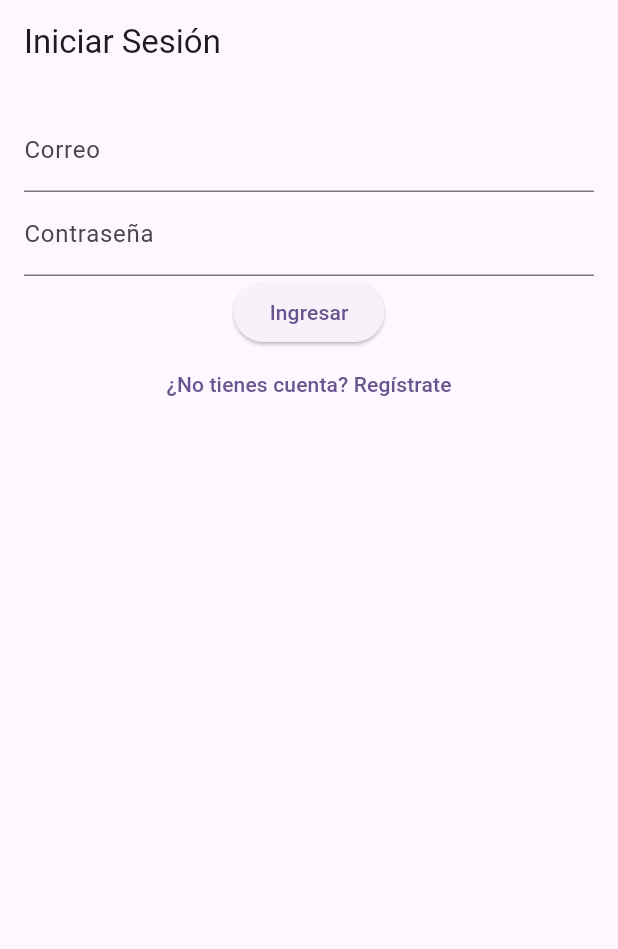
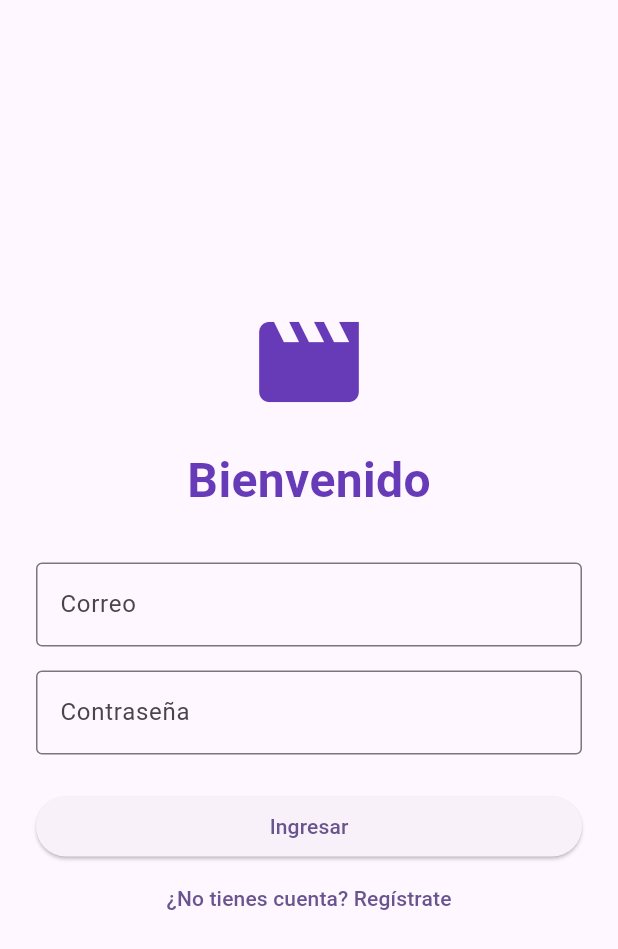
Before and after one commit to MiriamBec/actividad3.7, a Flutter app: the screen it shows after launch, on a phone screen of 412 x 824 dp. Shown: the top 949 px of the screen. Run offline on Flutter 3.47's test engine with Material 3 defaults, Android fonts, the phone set to English and light mode, and no system bars; our stand-ins replace cloud_firestore, firebase_auth, firebase_core; accounts and stored records are empty.

Commit message:
modificaciones finales

```diff
--- a/lib/login_page.dart
+++ b/lib/login_page.dart
@@ -1,19 +1,19 @@
 import 'package:flutter/material.dart';
 import 'package:firebase_auth/firebase_auth.dart';
-import 'register_page.dart';
+// import 'register_page.dart';
 
 class LoginPage extends StatelessWidget {
+  LoginPage({super.key});
   final TextEditingController emailController = TextEditingController();
   final TextEditingController passwordController = TextEditingController();
 
   void login(BuildContext context) async {
     try {
       await FirebaseAuth.instance.signInWithEmailAndPassword(
-        email: emailController.text,
-        password: passwordController.text,
+        email: emailController.text.trim(),
+        password: passwordController.text.trim(),
       );
-      // Aquí navegas a la pantalla de catálogo
-      Navigator.pushReplacementNamed(context, '/catalogo');
+      // NO Navigator.push…: AuthGate detecta el cambio y muestra CatalogoPage.
     } catch (e) {
       ScaffoldMessenger.of(
         context,
@@ -24,34 +24,66 @@ class LoginPage extends StatelessWidget {
   @override
   Widget build(BuildContext context) {
     return Scaffold(
-      appBar: AppBar(title: Text('Iniciar Sesión')),
-      body: Padding(
-        padding: EdgeInsets.all(16.0),
+      // Para centrar todo verticalmente:
+      body: Center(
+        child: SingleChildScrollView(
+          padding: const EdgeInsets.symmetric(horizontal: 24),
           child: Column(
+            mainAxisSize: MainAxisSize.min,
             children: [
+              const Icon(
+                Icons.movie, // Ícono de película
+                size: 80,
+                color: Colors.deepPurple,
+              ),
+              const SizedBox(height: 16),
+              const Text(
+                'Bienvenido',
+                style: TextStyle(
+                  fontSize: 32,
+                  fontWeight: FontWeight.bold,
+                  color: Colors.deepPurple,
+                ),
+              ),
+              const SizedBox(height: 32),
+
+              // Campos de correo y contraseña
               TextField(
                 controller: emailController,
-              decoration: InputDecoration(labelText: 'Correo'),
+                decoration: const InputDecoration(
+                  labelText: 'Correo',
+                  border: OutlineInputBorder(),
                 ),
+              ),
+              const SizedBox(height: 16),
               TextField(
                 controller: passwordController,
-              decoration: InputDecoration(labelText: 'Contraseña'),
+                decoration: const InputDecoration(
+                  labelText: 'Contraseña',
+                  border: OutlineInputBorder(),
+                ),
                 obscureText: true,
               ),
-            ElevatedButton(
+              const SizedBox(height: 24),
+
+              // Botón de login
+              SizedBox(
+                width: double.infinity,
+                child: ElevatedButton(
                   onPressed: () => login(context),
-              child: Text('Ingresar'),
+                  child: const Text('Ingresar'),
                 ),
+              ),
+
+              // Enlace a registro
               TextButton(
                 onPressed: () {
-                Navigator.push(
-                  context,
-                  MaterialPageRoute(builder: (context) => RegisterPage()),
-                );
+                  Navigator.pushNamed(context, '/register');
                 },
-              child: Text('¿No tienes cuenta? Regístrate'),
+                child: const Text('¿No tienes cuenta? Regístrate'),
               ),
             ],
+          ),
         ),
       ),
     );
--- a/lib/main.dart
+++ b/lib/main.dart
@@ -1,11 +1,12 @@
 import 'package:flutter/material.dart';
 import 'package:firebase_core/firebase_core.dart';
+import 'package:firebase_auth/firebase_auth.dart';
+
 import 'login_page.dart';
 import 'register_page.dart';
 import 'catalogo_page.dart';
 import 'descripcion_page.dart';
 import 'admin_page.dart';
-
 import 'firebase_options.dart';
 
 void main() async {
@@ -22,10 +23,9 @@ class MyApp extends StatelessWidget {
   Widget build(BuildContext context) {
     return MaterialApp(
       title: 'Catálogo de Películas',
-      initialRoute: '/login',
       debugShowCheckedModeBanner: false,
+      home: const AuthGate(),
       routes: {
-        '/login': (context) => LoginPage(),
         '/register': (context) => RegisterPage(),
         '/catalogo': (context) => CatalogoPage(),
         '/descripcion': (context) => DescripcionPage(),
@@ -52,3 +52,28 @@ class MyApp extends StatelessWidget {
     );
   }
 }
+
+/// Widget que muestra LoginPage o CatalogoPage según el estado de sesión.
+class AuthGate extends StatelessWidget {
+  const AuthGate({super.key});
+  @override
+  Widget build(BuildContext context) {
+    return StreamBuilder<User?>(
+      stream: FirebaseAuth.instance.authStateChanges(),
+      builder: (context, snapshot) {
+        // 1) Mientras carga:
+        if (snapshot.connectionState == ConnectionState.waiting) {
+          return const Scaffold(
+            body: Center(child: CircularProgressIndicator()),
+          );
+        }
+        // 2) Si hay usuario logueado → Catálogo
+        if (snapshot.hasData) {
+          return const CatalogoPage();
+        }
+        // 3) Si NO hay usuario → Login
+        return LoginPage();
+      },
+    );
+  }
+}
```
Also changed, not shown: lib/catalogo_page.dart (+14 -4 lines), lib/descripcion_page.dart (+3 -4 lines), lib/widgets/app_drawer.dart (+13 -1 lines). Lines whose indentation alone changed are shown as unchanged.
